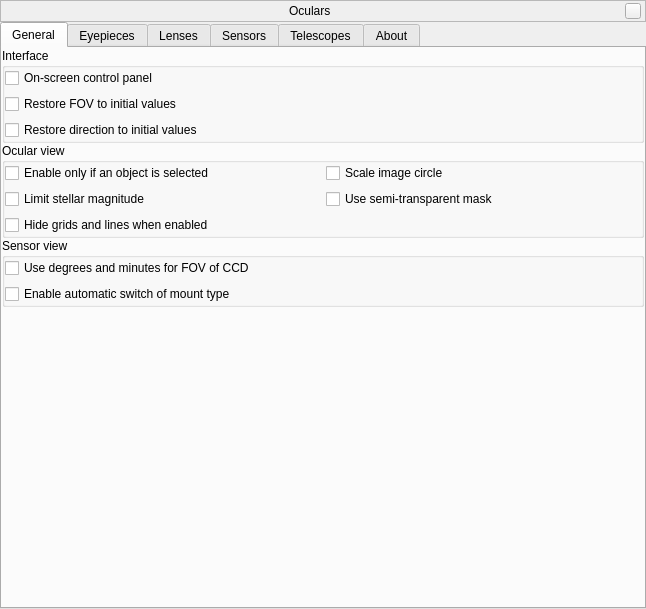
Qt form plugins/Oculars/src/gui/ocularDialog.ui (519984307/stellarium_src) before a commit.
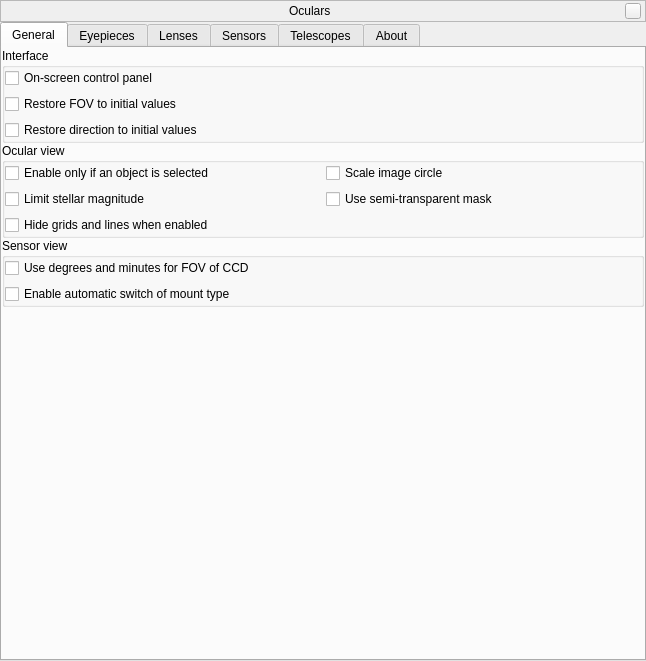
The same form after that commit. Icons and pictures are not drawn. Custom widgets are drawn as their Qt base class.

Commit message: Cosmetic changes in Oculars plugin

```diff
--- a/plugins/Oculars/src/gui/ocularDialog.ui
+++ b/plugins/Oculars/src/gui/ocularDialog.ui
@@ -7,7 +7,7 @@
     <x>0</x>
     <y>0</y>
     <width>646</width>
-    <height>609</height>
+    <height>661</height>
    </rect>
   </property>
   <property name="sizePolicy">
```
Left out of the diff: 14 changed lines with no effect on the pictures. The commit also changes 2 other files.
